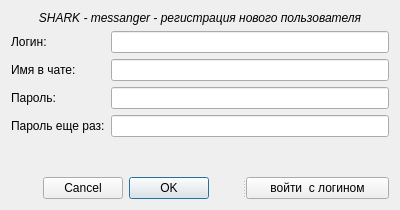
Before: the Qt Designer form Shark_UI/registerScreen.ui in YanBatytskiy/Shark_3_0_Qt, drawn with Qt 5.
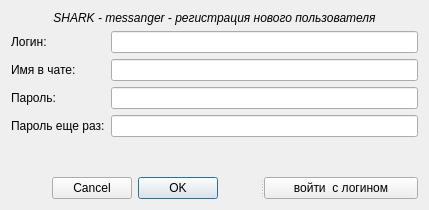
After: the same form once the commit is applied.

```diff
--- a/Shark_UI/registerScreen.ui
+++ b/Shark_UI/registerScreen.ui
@@ -6,7 +6,7 @@
    <rect>
     <x>0</x>
     <y>0</y>
-    <width>400</width>
+    <width>429</width>
     <height>210</height>
    </rect>
   </property>
@@ -53,6 +53,9 @@
        <property name="toolTipDuration">
         <number>10000</number>
        </property>
+       <property name="echoMode">
+        <enum>QLineEdit::EchoMode::PasswordEchoOnEdit</enum>
+       </property>
       </widget>
      </item>
      <item row="4" column="1">
@@ -63,6 +66,9 @@
        <property name="toolTipDuration">
         <number>10000</number>
        </property>
+       <property name="echoMode">
+        <enum>QLineEdit::EchoMode::PasswordEchoOnEdit</enum>
+       </property>
       </widget>
      </item>
      <item row="1" column="0">
```
Left out of the diff: 3 changed lines with no effect on the pictures. Lines whose indentation alone changed are shown as unchanged.
